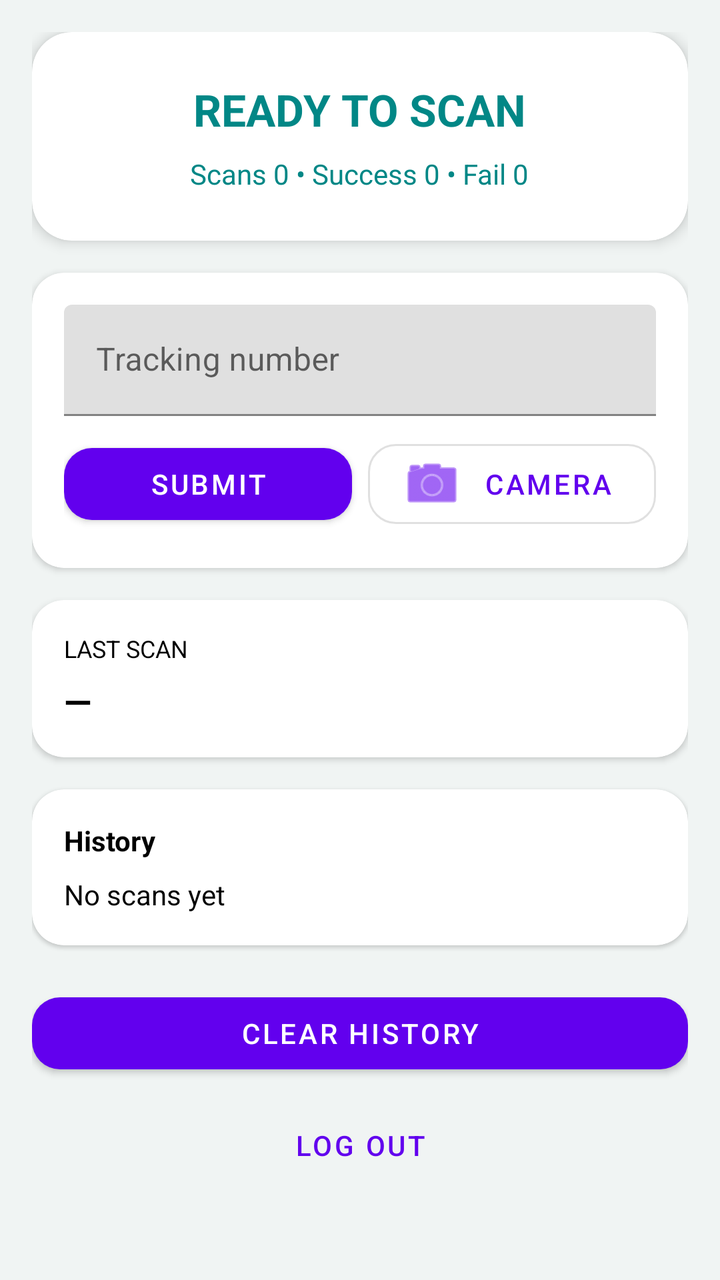
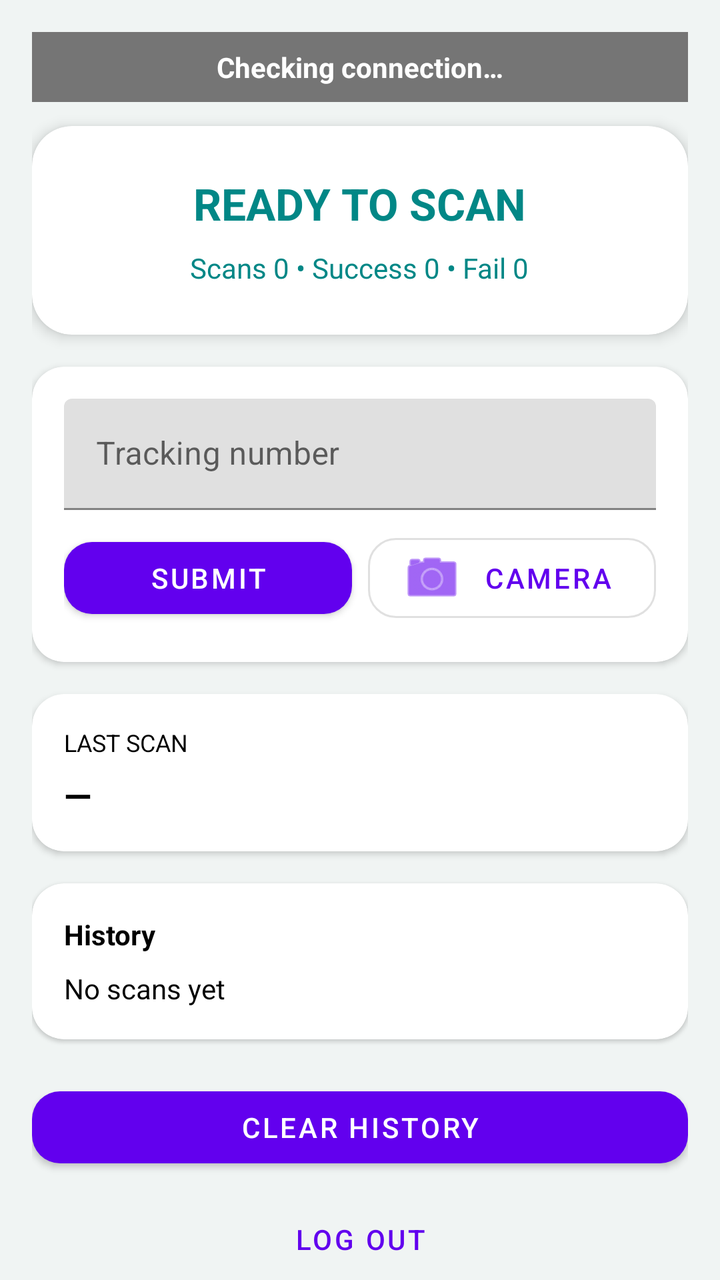

Two renders of the same Android screen: before a commit and after it. Below are the layout's source before the change and the commit's diff.
<!-- AndroidManifest.xml: application theme Theme.FireDatabase -->
<!-- res/layout/activity_scanner.xml -->
<?xml version="1.0" encoding="utf-8"?>

<androidx.core.widget.NestedScrollView
    xmlns:android="http://schemas.android.com/apk/res/android"
    xmlns:app="http://schemas.android.com/apk/res-auto"
    android:layout_width="match_parent"
    android:layout_height="match_parent"
    android:background="@color/background">

    <androidx.constraintlayout.widget.ConstraintLayout
        android:layout_width="match_parent"
        android:layout_height="wrap_content"
        android:padding="16dp">

        


        
        <com.google.android.material.card.MaterialCardView
            android:id="@+id/cardStatus"
            android:layout_width="0dp"
            android:layout_height="wrap_content"
            android:layout_marginTop="16dp"
            app:cardCornerRadius="20dp"
            app:cardElevation="4dp"

            app:layout_constraintStart_toStartOf="parent"
            app:layout_constraintEnd_toEndOf="parent">

            <LinearLayout
                android:layout_width="match_parent"
                android:layout_height="wrap_content"
                android:orientation="vertical"
                android:gravity="center"
                android:padding="24dp">

                <TextView
                    android:id="@+id/tvStatus"
                    android:layout_width="wrap_content"
                    android:layout_height="wrap_content"
                    android:text="READY TO SCAN"
                    android:gravity="center"
                    android:textSize="22sp"
                    android:textStyle="bold"
                    android:textColor="@color/teal_700"/>

                <TextView
                    android:id="@+id/tvCounts"
                    android:layout_width="wrap_content"
                    android:layout_height="wrap_content"
                    android:text="Scans 0 • Success 0 • Fail 0"
                    android:textSize="14sp"
                    android:textColor="@color/teal_700"
                    android:layout_marginTop="8dp"/>

            </LinearLayout>
        </com.google.android.material.card.MaterialCardView>

        
        <com.google.android.material.card.MaterialCardView
            android:id="@+id/cardInput"
            android:layout_width="0dp"
            android:layout_height="wrap_content"
            android:layout_marginTop="16dp"
            app:cardCornerRadius="16dp"
            app:cardElevation="2dp"
            app:layout_constraintTop_toBottomOf="@id/cardStatus"
            app:layout_constraintStart_toStartOf="parent"
            app:layout_constraintEnd_toEndOf="parent">

            <LinearLayout
                android:layout_width="match_parent"
                android:layout_height="wrap_content"
                android:orientation="vertical"
                android:padding="16dp">

                <com.google.android.material.textfield.TextInputLayout
                    android:id="@+id/tilManual"
                    android:layout_width="match_parent"
                    android:layout_height="wrap_content"
                    android:hint="Tracking number">

                    <com.google.android.material.textfield.TextInputEditText
                        android:id="@+id/etManual"
                        android:layout_width="match_parent"
                        android:layout_height="wrap_content"
                        android:imeOptions="actionDone"
                        android:inputType="textNoSuggestions|textCapCharacters"
                        android:maxLines="1"/>
                </com.google.android.material.textfield.TextInputLayout>

                <LinearLayout
                    android:layout_width="match_parent"
                    android:layout_height="wrap_content"
                    android:layout_marginTop="8dp"
                    android:orientation="horizontal">

                    <com.google.android.material.button.MaterialButton
                        android:id="@+id/btnSubmitManual"
                        android:layout_width="0dp"
                        android:layout_height="wrap_content"
                        android:layout_weight="1"
                        android:layout_marginEnd="8dp"
                        android:text="Submit"
                        app:cornerRadius="14dp"/>

                    <com.google.android.material.button.MaterialButton
                        android:id="@+id/btnCameraScan"
                        style="@style/Widget.MaterialComponents.Button.OutlinedButton"
                        android:layout_width="0dp"
                        android:layout_height="wrap_content"
                        android:layout_weight="1"
                        android:text="Camera"
                        app:icon="@android:drawable/ic_menu_camera"
                        app:cornerRadius="14dp"/>
                </LinearLayout>

            </LinearLayout>
        </com.google.android.material.card.MaterialCardView>

        
        <com.google.android.material.card.MaterialCardView
            android:id="@+id/cardLastScan"
            android:layout_width="0dp"
            android:layout_height="wrap_content"
            android:layout_marginTop="16dp"
            app:cardCornerRadius="16dp"
            app:cardElevation="2dp"
            app:layout_constraintTop_toBottomOf="@id/cardInput"
            app:layout_constraintStart_toStartOf="parent"
            app:layout_constraintEnd_toEndOf="parent">

            <LinearLayout
                android:layout_width="match_parent"
                android:layout_height="wrap_content"
                android:orientation="vertical"
                android:padding="16dp">

                <TextView
                    android:layout_width="wrap_content"
                    android:layout_height="wrap_content"
                    android:text="Last Scan"
                    android:textSize="12sp"
                    android:textAllCaps="true"
                    android:textColor="@color/black"/>

                <TextView
                    android:id="@+id/tvScanned"
                    android:layout_width="match_parent"
                    android:layout_height="wrap_content"
                    android:text="—"
                    android:textSize="18sp"
                    android:textStyle="bold"
                    android:textColor="@color/black"
                    android:layout_marginTop="6dp"/>

            </LinearLayout>
        </com.google.android.material.card.MaterialCardView>

        
        <com.google.android.material.card.MaterialCardView
            android:id="@+id/cardHistory"
            android:layout_width="0dp"
            android:layout_height="wrap_content"
            android:layout_marginTop="16dp"
            app:cardCornerRadius="16dp"
            app:cardElevation="1dp"
            app:layout_constraintTop_toBottomOf="@id/cardLastScan"
            app:layout_constraintStart_toStartOf="parent"
            app:layout_constraintEnd_toEndOf="parent">

            <LinearLayout
                android:layout_width="match_parent"
                android:layout_height="wrap_content"
                android:orientation="vertical"
                android:padding="16dp">

                <TextView
                    android:layout_width="wrap_content"
                    android:layout_height="wrap_content"
                    android:text="History"
                    android:textSize="14sp"
                    android:textStyle="bold"
                    android:textColor="@color/black"/>

                <TextView
                    android:id="@+id/tvHistory"
                    android:layout_width="match_parent"
                    android:layout_height="wrap_content"
                    android:text="No scans yet"
                    android:textSize="14sp"
                    android:textColor="@color/black"
                    android:layout_marginTop="8dp"/>

            </LinearLayout>
        </com.google.android.material.card.MaterialCardView>

        
        <com.google.android.material.button.MaterialButton
            android:id="@+id/btnClearHistory"
            android:layout_width="0dp"
            android:layout_height="wrap_content"
            android:text="Clear History"
            android:layout_marginTop="20dp"
            app:cornerRadius="14dp"
            app:layout_constraintTop_toBottomOf="@id/cardHistory"
            app:layout_constraintStart_toStartOf="parent"
            app:layout_constraintEnd_toEndOf="parent"/>

        <com.google.android.material.button.MaterialButton
            android:id="@+id/btnLogout"
            style="@style/Widget.MaterialComponents.Button.TextButton"
            android:layout_width="0dp"
            android:layout_height="wrap_content"
            android:text="Log out"
            android:layout_marginTop="8dp"
            app:layout_constraintTop_toBottomOf="@id/btnClearHistory"
            app:layout_constraintStart_toStartOf="parent"
            app:layout_constraintEnd_toEndOf="parent"/>

    </androidx.constraintlayout.widget.ConstraintLayout>
</androidx.core.widget.NestedScrollView>
<!-- resources referenced by this layout -->
<resources>
  <color name="background">#F0F4F3</color>
  <color name="black">#FF000000</color>
  <color name="teal_700">#FF018786</color>
  <style name="Theme.FireDatabase" parent="Theme.MaterialComponents.DayNight.NoActionBar">
          
          <item name="colorPrimary">@color/purple_500</item>
          <item name="colorPrimaryVariant">@color/purple_700</item>
          <item name="colorOnPrimary">@color/white</item>
          
          <item name="colorSecondary">@color/teal_200</item>
          <item name="colorSecondaryVariant">@color/teal_700</item>
          <item name="colorOnSecondary">@color/black</item>
          
          <item name="android:statusBarColor" tools:targetApi="l">?attr/colorPrimaryVariant</item>
          
      </style>
  <color name="purple_500">#FF6200EE</color>
  <color name="purple_700">#FF3700B3</color>
  <color name="white">#FFFFFFFF</color>
  <color name="teal_200">#FF03DAC5</color>
</resources>

<!-- the commit's change to res/layout/activity_scanner.xml (unified diff, before → after) -->
@@ -16,11 +16,27 @@
 
 
         
+        <TextView
+            android:id="@+id/tvConnection"
+            android:layout_width="0dp"
+            android:layout_height="wrap_content"
+            android:gravity="center"
+            android:padding="8dp"
+            android:text="Checking connection…"
+            android:textColor="@android:color/white"
+            android:textStyle="bold"
+            android:background="#757575"
+            app:layout_constraintTop_toTopOf="parent"
+            app:layout_constraintStart_toStartOf="parent"
+            app:layout_constraintEnd_toEndOf="parent"/>
+
+        
         <com.google.android.material.card.MaterialCardView
             android:id="@+id/cardStatus"
             android:layout_width="0dp"
             android:layout_height="wrap_content"
-            android:layout_marginTop="16dp"
+            android:layout_marginTop="12dp"
+            app:layout_constraintTop_toBottomOf="@id/tvConnection"
             app:cardCornerRadius="20dp"
             app:cardElevation="4dp"
 
@@ -33,6 +49,14 @@
                 android:orientation="vertical"
                 android:gravity="center"
                 android:padding="24dp">
+
+                <ProgressBar
+                    android:id="@+id/progressSending"
+                    android:layout_width="40dp"
+                    android:layout_height="40dp"
+                    android:layout_marginBottom="8dp"
+                    android:indeterminateTint="@android:color/white"
+                    android:visibility="gone"/>
 
                 <TextView
                     android:id="@+id/tvStatus"
